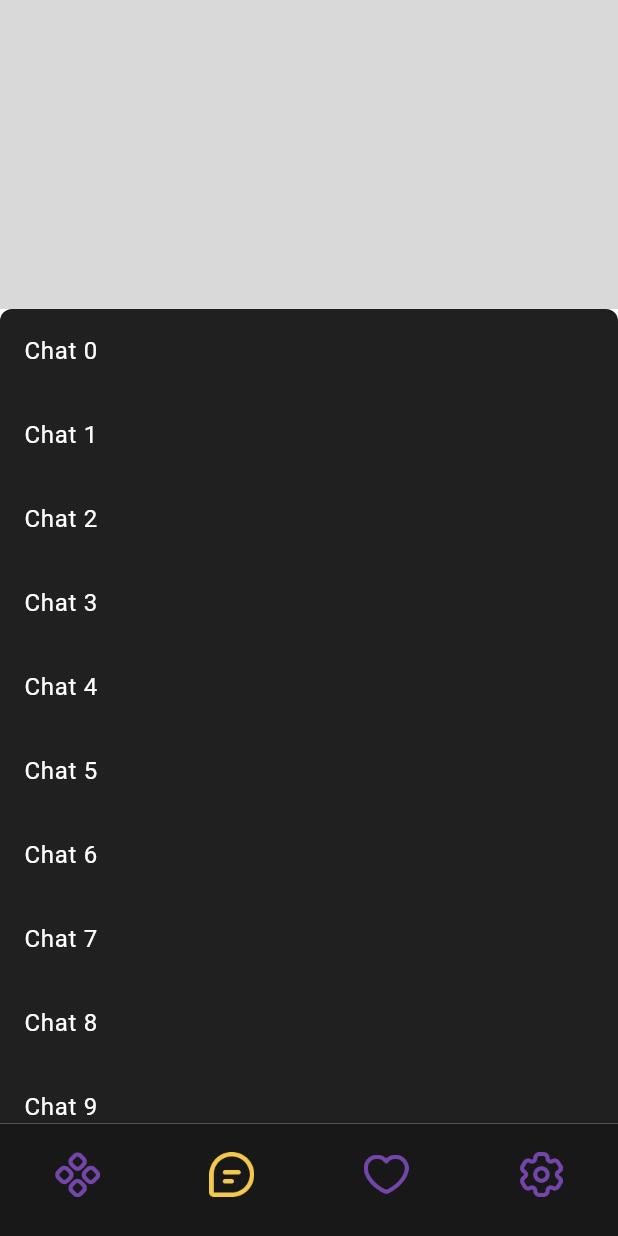
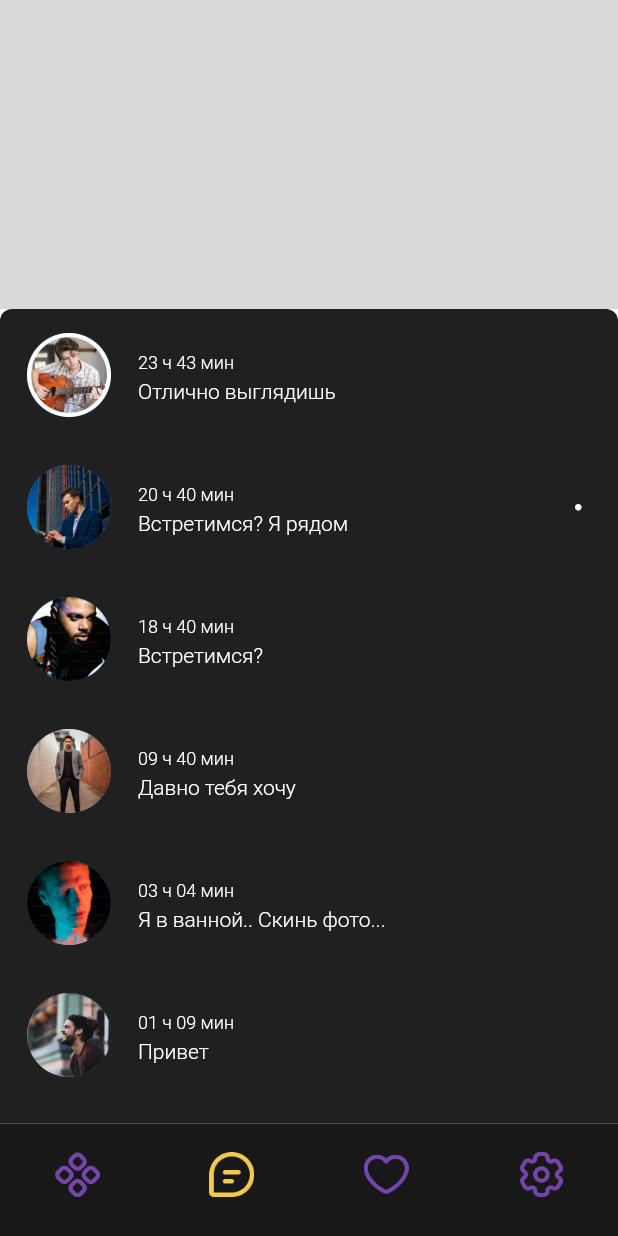
Before and after one commit to ramilsalihar/messenger, a Flutter app: the screen it shows after launch, on a phone screen of 412 x 824 dp. Run offline on Flutter 3.47's test engine with Material 3 defaults, Android fonts, the phone set to English and light mode, and no system bars; our stand-ins replace google_fonts; Roboto replaces fonts that are missing (Ubuntu).

Commit message:
adding chat tile

```diff
--- /dev/null
+++ b/lib/dummy_data.dart
@@ -0,0 +1,52 @@
+final List<Chat> dummyData = [
+  Chat(
+    imageUrl: 'assets/images/image1.png',
+    time: '23 ч 43 мин',
+    message: 'Отлично выглядишь',
+    isRead: true,
+  ),
+  Chat(
+    imageUrl: 'assets/images/image2.png',
+    time: '20 ч 40 мин',
+    message: 'Встретимся? Я рядом',
+    isRead: false,
+  ),
+  Chat(
+    imageUrl: 'assets/images/image3.png',
+    time: '18 ч 40 мин',
+    message: 'Встретимся?',
+    isRead: true,
+  ),
+  Chat(
+    imageUrl: 'assets/images/image4.png',
+    time: '09 ч 40 мин',
+    message: 'Давно тебя хочу',
+    isRead: true,
+  ),
+  Chat(
+    imageUrl: 'assets/images/image5.png',
+    time: '03 ч 04 мин',
+    message: 'Я в ванной.. Скинь фото...',
+    isRead: true,
+  ),
+  Chat(
+    imageUrl: 'assets/images/image6.png',
+    time: '01 ч 09 мин',
+    message: 'Привет',
+    isRead: true,
+  ),
+];
+
+class Chat {
+  final String imageUrl;
+  final String time;
+  final String message;
+  final bool isRead;
+
+  Chat({
+    required this.imageUrl,
+    required this.time,
+    required this.message,
+    required this.isRead,
+  });
+}
--- a/lib/pages/chats_page.dart
+++ b/lib/pages/chats_page.dart
@@ -1,5 +1,7 @@
 import 'package:flutter/material.dart';
+import 'package:messenger/dummy_data.dart';
 import 'package:messenger/widget/app_bottom_bar.dart';
+import 'package:messenger/widget/chat_tile.dart';
 
 class ChatsPage extends StatelessWidget {
   const ChatsPage({super.key});
@@ -25,13 +27,13 @@ class ChatsPage extends StatelessWidget {
                 ),
               ),
               child: ListView.builder(
-                itemCount: 10,
+                itemCount: dummyData.length,
                 itemBuilder: (context, index) {
-                  return ListTile(
-                    title: Text(
-                      'Chat $index',
-                      style: TextStyle(color: Colors.white),
-                    ),
+                  return ChatTile(
+                    imageUrl: dummyData[index].imageUrl,
+                    timestamp: dummyData[index].time,
+                    message: dummyData[index].message,
+                    isRead: dummyData[index].isRead,
                   );
                 },
               ),
--- a/lib/theme/app_theme.dart
+++ b/lib/theme/app_theme.dart
@@ -1,4 +1,5 @@
 import 'package:flutter/material.dart';
+import 'package:google_fonts/google_fonts.dart';
 import 'package:messenger/theme/app_colors.dart';
 
 class AppTheme {
@@ -19,6 +20,22 @@ class AppTheme {
       backgroundColor: _colors.blackColor,
       selectedItemColor: _colors.yellowColor,
     ),
-    textTheme: TextTheme(),
+    textTheme: TextTheme(
+      headlineLarge: GoogleFonts.ubuntu(
+        color: Colors.white,
+        fontSize: 24.0,
+        fontWeight: FontWeight.w300,
+      ),
+      headlineMedium: GoogleFonts.ubuntu(
+        color: Colors.white,
+        fontSize: 14.0,
+        fontWeight: FontWeight.w300,
+      ),
+      headlineSmall: GoogleFonts.ubuntu(
+        color: Colors.white,
+        fontSize: 12.0,
+        fontWeight: FontWeight.w300,
+      ),
+    ),
   );
 }
--- /dev/null
+++ b/lib/widget/chat_tile.dart
@@ -0,0 +1,51 @@
+import 'package:flutter/material.dart';
+
+class ChatTile extends StatelessWidget {
+  const ChatTile({
+    super.key,
+    required this.imageUrl,
+    required this.timestamp,
+    required this.message,
+    required this.isRead,
+  });
+
+  final String imageUrl;
+  final String timestamp;
+  final String message;
+  final bool isRead;
+
+  @override
+  Widget build(BuildContext context) {
+    final theme = Theme.of(context);
+    return Padding(
+      padding: const EdgeInsets.only(
+        top: 8,
+        bottom: 8,
+      ),
+      child: ListTile(
+        leading: CircleAvatar(
+          radius: 30,
+          child: Image.asset(
+            imageUrl,
+            fit: BoxFit.cover,
+          ),
+        ),
+        title: Text(
+          timestamp,
+          style: theme.textTheme.headlineSmall,
+        ),
+        subtitle: Text(
+          message,
+          style: theme.textTheme.headlineMedium,
+        ),
+        trailing: !isRead
+            ? const Icon(
+                Icons.circle,
+                size: 5.0,
+                color: Colors.white,
+              )
+            : null,
+      ),
+    );
+  }
+}
--- a/pubspec.yaml
+++ b/pubspec.yaml
@@ -13,6 +13,7 @@ dependencies:
     sdk: flutter
 
   cupertino_icons: ^1.0.6
+  google_fonts: ^6.2.1
 
 dev_dependencies:
   flutter_test:
@@ -26,6 +27,7 @@ flutter:
 
   assets:
    - assets/icons/
+   - assets/images/
 
   # fonts:
   #   - family: Schyler
```
Also changed, not shown: assets/images/image1.png (added), assets/images/image2.png (added), assets/images/image3.png (added), assets/images/image4.png (added), assets/images/image5.png (added), assets/images/image6.png (added), pubspec.lock, 1 other file.
